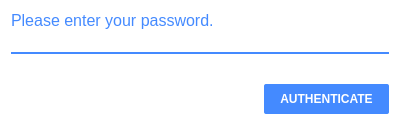
This is 2.x/UI/dooble_authenticate.ui in textbrowser/dooble as Qt 5 draws it before an edit. The edited form follows.
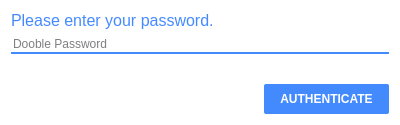
This is the edited form. Icons and pictures are not drawn.

```diff
--- a/2.x/UI/dooble_authenticate.ui
+++ b/2.x/UI/dooble_authenticate.ui
@@ -44,6 +44,9 @@
      <property name="echoMode">
       <enum>QLineEdit::Password</enum>
      </property>
+     <property name="placeholderText">
+      <string>Dooble Password</string>
+     </property>
      <property name="clearButtonEnabled">
       <bool>true</bool>
      </property>
```
